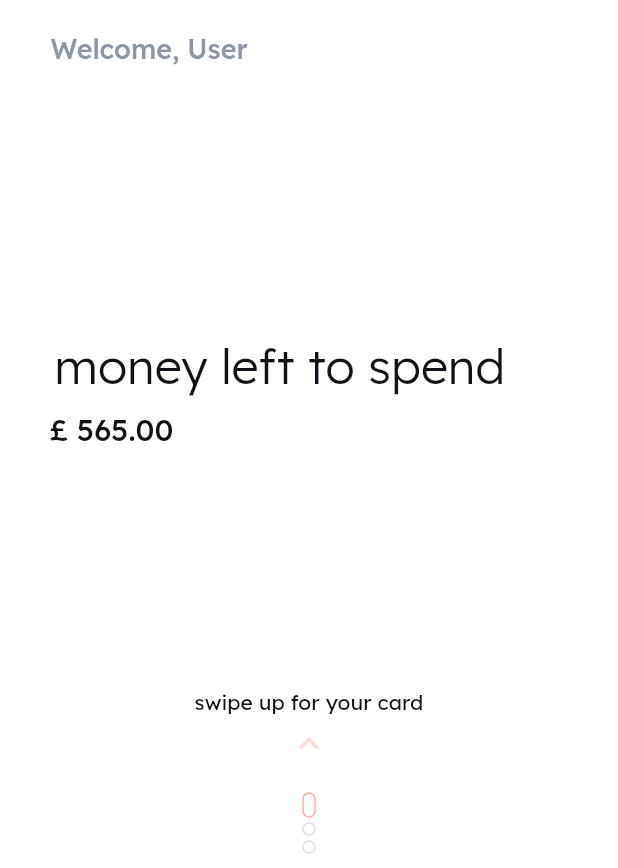
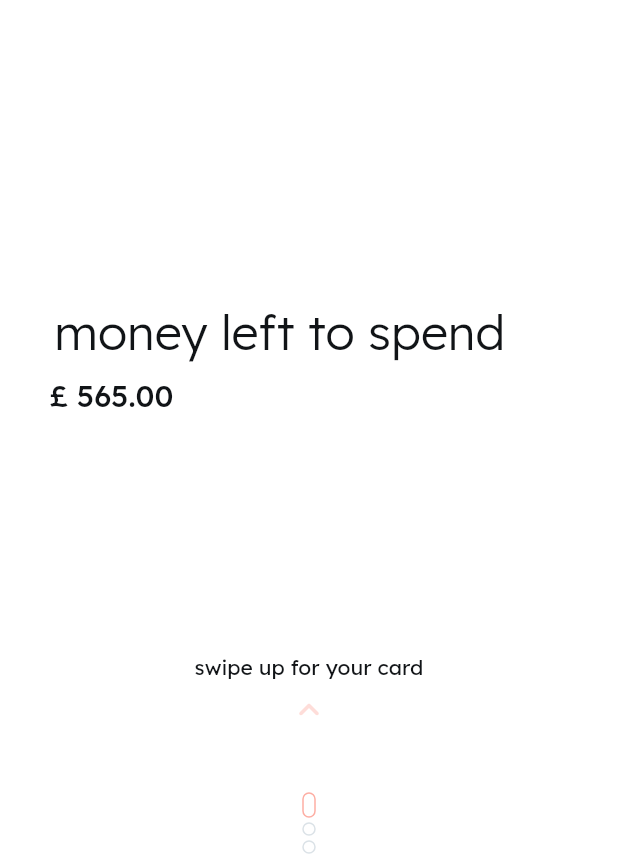
Before and after one commit to concernedbow11/project-wakeru, a Flutter app: the HomePageWidget screen opened directly, on a phone screen of 412 x 824 dp, the part 368-1236 px from its top. Run offline on Flutter 3.47's test engine with Material 2 defaults, Android fonts, the phone set to English and light mode, and no system bars; drawn by our look-alikes of flutter_animate, smooth_page_indicator; our stand-ins replace auto_size_text, built_collection, built_value, cloud_firestore, file_picker, firebase_auth and 18 more; missing offline and left inert: json_path, mime_type; accounts and stored records are empty.

Commit message:
final commit before submission

```diff
--- a/lib/flutter_flow/internationalization.dart
+++ b/lib/flutter_flow/internationalization.dart
@@ -467,12 +467,6 @@ final kTranslationsMap = <Map<String, Map<String, String>>>[
       'de': '',
       'es': '',
     },
-    'sms9s60f': {
-      'en': 'Welcome, User',
-      'ar': '',
-      'de': '',
-      'es': '',
-    },
     'xisotr20': {
       'en': 'money left to spend',
       'ar': '',
--- a/lib/home_page/home_page_widget.dart
+++ b/lib/home_page/home_page_widget.dart
@@ -196,17 +196,6 @@ class _HomePageWidgetState extends State<HomePageWidget>
                             child: Column(
                               mainAxisSize: MainAxisSize.max,
                               children: [
-                                Align(
-                                  alignment: AlignmentDirectional(-0.76, 0),
-                                  child: Text(
-                                    FFLocalizations.of(context).getText(
-                                      'sms9s60f' /* Welcome, User */,
-                                    ),
-                                    textAlign: TextAlign.start,
-                                    style:
-                                        FlutterFlowTheme.of(context).subtitle1,
-                                  ),
-                                ),
                                 Align(
                                   alignment: AlignmentDirectional(-0.35, -0.7),
                                   child: Padding(
```
Also changed, not shown: 1 other file.
